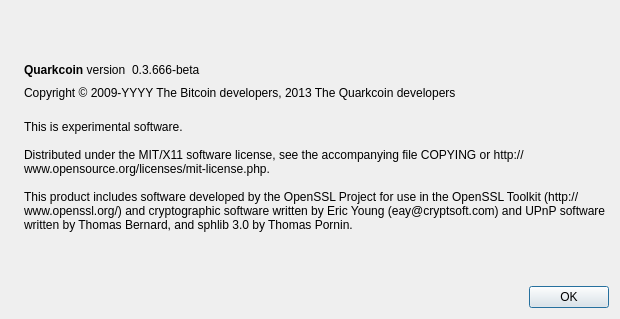
Above: src/qt/forms/aboutdialog.ui from SaltFoundation/SaltClient before the change. Below: the same form after it.
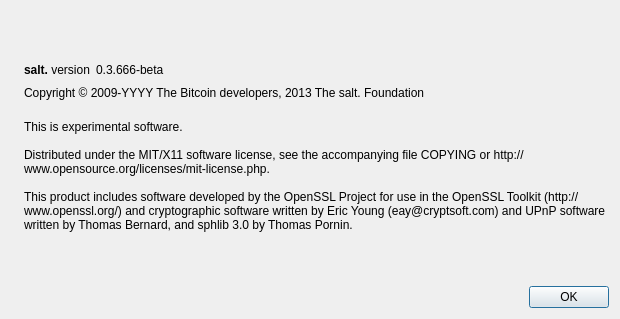
That is the form after the change. Icons and pictures are not drawn.

Diff of the .ui file:
```diff
--- a/src/qt/forms/aboutdialog.ui
+++ b/src/qt/forms/aboutdialog.ui
@@ -50,7 +50,7 @@
           <cursorShape>IBeamCursor</cursorShape>
          </property>
          <property name="text">
-          <string>&lt;html&gt;&lt;head/&gt;&lt;body&gt;&lt;p&gt;&lt;span style=&quot; font-weight:600;&quot;&gt;Quarkcoin&lt;/span&gt; version&lt;/p&gt;&lt;/body&gt;&lt;/html&gt;</string>
+          <string>&lt;html&gt;&lt;head/&gt;&lt;body&gt;&lt;p&gt;&lt;span style=&quot; font-weight:600;&quot;&gt;salt.&lt;/span&gt; version&lt;/p&gt;&lt;/body&gt;&lt;/html&gt;</string>
          </property>
          <property name="textInteractionFlags">
           <set>Qt::LinksAccessibleByMouse|Qt::TextSelectableByKeyboard|Qt::TextSelectableByMouse</set>
@@ -91,7 +91,7 @@
         <cursorShape>IBeamCursor</cursorShape>
        </property>
        <property name="text">
-        <string notr="true">Copyright &amp;copy; 2009-YYYY The Bitcoin developers, 2013 The Quarkcoin developers</string>
+        <string notr="true">Copyright &amp;copy; 2009-YYYY The Bitcoin developers, 2013 The salt. Foundation</string>
        </property>
        <property name="textFormat">
         <enum>Qt::RichText</enum>
```
Left out of the diff: 2 changed lines with no effect on the pictures.
